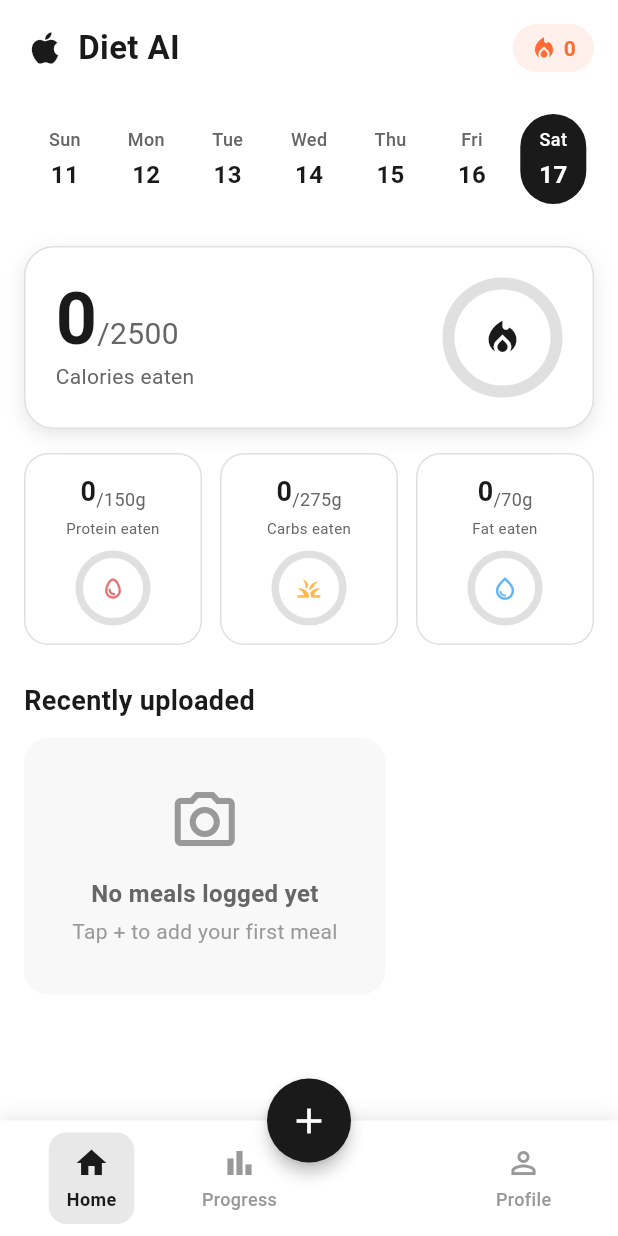
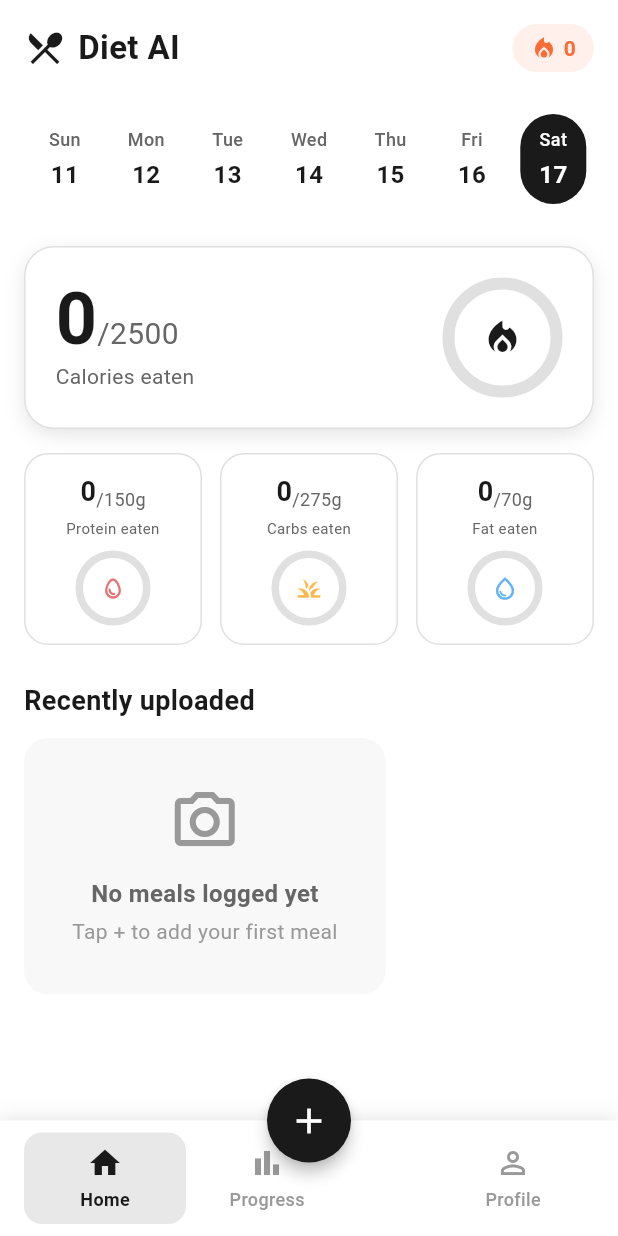
Before and after one commit to kernys/dieter, a Flutter app: the HomeScreen screen opened by its route, on a phone screen of 412 x 824 dp. Run offline on Flutter 3.47's test engine with Material 3 defaults, Android fonts, the phone set to English and light mode, and no system bars; our stand-ins replace cached_network_image, camera, fl_chart, flutter_riverpod, freezed_annotation, go_router and 3 more; accounts and stored records are empty; network calls fail.

Commit message:
Fix UI issues: bottom nav, dark mode, notifications, weight log
- Fix bottom navigation alignment by using Expanded widgets
- Change apple logo to restaurant_menu icon in home screen
- Implement notification settings dialog with meal/weight/weekly options
- Fix dark mode to properly apply to all UI elements across screens
- Fix weight log 400 error by detecting guest mode and showing proper message

🤖 Generated with [Claude Code](https://claude.com/claude-code)

Co-Authored-By: Claude Opus 4.5 <noreply@anthropic.com>

```diff
--- a/lib/features/home/presentation/screens/home_screen.dart
+++ b/lib/features/home/presentation/screens/home_screen.dart
@@ -61,17 +61,17 @@ class HomeScreen extends ConsumerWidget {
                     Row(
                       children: [
                         Icon(
-                          Icons.apple,
+                          Icons.restaurant_menu,
                           size: 28,
                           color: AppColors.primary,
                         ),
                         const SizedBox(width: 8),
                         Text(
                           l10n.appTitle,
-                          style: const TextStyle(
+                          style: TextStyle(
                             fontSize: 22,
                             fontWeight: FontWeight.bold,
-                            color: AppColors.textPrimary,
+                            color: context.textPrimaryColor,
                           ),
                         ),
                       ],
@@ -131,9 +131,9 @@ class HomeScreen extends ConsumerWidget {
                       Container(
                         padding: const EdgeInsets.all(20),
                         decoration: BoxDecoration(
-                          color: AppColors.card,
+                          color: context.cardColor,
                           borderRadius: BorderRadius.circular(20),
-                          border: Border.all(color: AppColors.border),
+                          border: Border.all(color: context.borderColor),
                           boxShadow: [
                             BoxShadow(
                               color: AppColors.shadow,
@@ -153,18 +153,18 @@ class HomeScreen extends ConsumerWidget {
                                     children: [
                                       Text(
                                         '${summary.totalCalories}',
-                                        style: const TextStyle(
+                                        style: TextStyle(
                                           fontSize: 48,
                                           fontWeight: FontWeight.bold,
-                                          color: AppColors.textPrimary,
+                                          color: context.textPrimaryColor,
                                           height: 1,
                                         ),
                                       ),
                                       Text(
                                         '/${userGoals.calorieGoal}',
-                                        style: const TextStyle(
+                                        style: TextStyle(
                                           fontSize: 20,
-                                          color: AppColors.textSecondary,
+                                          color: context.textSecondaryColor,
                                         ),
                                       ),
                                     ],
@@ -172,9 +172,9 @@ class HomeScreen extends ConsumerWidget {
                                   const SizedBox(height: 4),
                                   Text(
                                     l10n.caloriesEaten,
-                                    style: const TextStyle(
+                                    style: TextStyle(
                                       fontSize: 14,
-                                      color: AppColors.textSecondary,
+                                      color: context.textSecondaryColor,
                                     ),
                                   ),
                                 ],
@@ -235,10 +235,10 @@ class HomeScreen extends ConsumerWidget {
                       // Recently uploaded
                       Text(
                         l10n.recentlyUploaded,
-                        style: const TextStyle(
+                        style: TextStyle(
                           fontSize: 18,
                           fontWeight: FontWeight.w600,
-                          color: AppColors.textPrimary,
+                          color: context.textPrimaryColor,
                         ),
                       ),
                       const SizedBox(height: 12),
@@ -248,7 +248,7 @@ class HomeScreen extends ConsumerWidget {
                         Container(
                           padding: const EdgeInsets.all(32),
                           decoration: BoxDecoration(
-                            color: AppColors.surface,
+                            color: context.surfaceColor,
                             borderRadius: BorderRadius.circular(16),
                           ),
                           child: Column(
@@ -256,23 +256,23 @@ class HomeScreen extends ConsumerWidget {
                               Icon(
                                 Icons.camera_alt_outlined,
                                 size: 48,
-                                color: AppColors.textTertiary,
+                                color: context.textTertiaryColor,
                               ),
                               const SizedBox(height: 12),
                               Text(
                                 l10n.noMealsLoggedYet,
-                                style: const TextStyle(
+                                style: TextStyle(
                                   fontSize: 16,
                                   fontWeight: FontWeight.w600,
-                                  color: AppColors.textSecondary,
+                                  color: context.textSecondaryColor,
                                 ),
                               ),
                               const SizedBox(height: 4),
                               Text(
                                 l10n.tapToAddFirstMeal,
-                                style: const TextStyle(
+                                style: TextStyle(
                                   fontSize: 14,
-                                  color: AppColors.textTertiary,
+                                  color: context.textTertiaryColor,
                                 ),
                               ),
                             ],
--- a/lib/features/progress/presentation/providers/progress_provider.dart
+++ b/lib/features/progress/presentation/providers/progress_provider.dart
@@ -141,6 +141,11 @@ final addWeightLogProvider = FutureProvider.family<WeightLogModel?, AddWeightLog
     throw Exception('User not authenticated');
   }
 
+  // Check if user is in guest mode - cannot save to server
+  if (authState.isGuestMode) {
+    throw Exception('Please sign in to save weight logs');
+  }
+
   try {
     final log = await apiService.createWeightLog(
       userId: userId,
--- a/lib/services/api_service.dart
+++ b/lib/services/api_service.dart
@@ -227,7 +227,10 @@ class ApiService {
     if (response.statusCode == 201) {
       return WeightLogModel.fromJson(jsonDecode(response.body));
     } else {
-      throw ApiException(response.statusCode, 'Failed to create weight log');
+      final errorBody = jsonDecode(response.body);
+      final errorMessage = errorBody['error'] ?? 'Failed to create weight log';
+      final details = errorBody['details'];
+      throw ApiException(response.statusCode, details != null ? '$errorMessage: $details' : errorMessage);
     }
   }
 
--- a/lib/shared/widgets/main_scaffold.dart
+++ b/lib/shared/widgets/main_scaffold.dart
@@ -139,7 +139,7 @@ class _MainScaffoldState extends State<MainScaffold>
       floatingActionButtonLocation: FloatingActionButtonLocation.centerDocked,
       bottomNavigationBar: Container(
         decoration: BoxDecoration(
-          color: AppColors.background,
+          color: context.backgroundColor,
           boxShadow: [
             BoxShadow(
               color: AppColors.shadow,
@@ -152,29 +152,34 @@ class _MainScaffoldState extends State<MainScaffold>
           child: Padding(
             padding: const EdgeInsets.symmetric(horizontal: 16, vertical: 8),
             child: Row(
-              mainAxisAlignment: MainAxisAlignment.spaceAround,
               children: [
-                _NavItem(
+                Expanded(
+                  child: _NavItem(
                     icon: Icons.home_outlined,
                     activeIcon: Icons.home,
                     label: l10n.home,
                     isSelected: selectedIndex == 0,
                     onTap: () => _onItemTapped(context, 0),
                   ),
-                _NavItem(
+                ),
+                Expanded(
+                  child: _NavItem(
                     icon: Icons.bar_chart_outlined,
                     activeIcon: Icons.bar_chart,
                     label: l10n.progress,
                     isSelected: selectedIndex == 1,
                     onTap: () => _onItemTapped(context, 1),
                   ),
+                ),
                 const SizedBox(width: 56), // Space for FAB
-                _NavItem(
+                Expanded(
+                  child: _NavItem(
                     icon: Icons.person_outline,
                     activeIcon: Icons.person,
                     label: l10n.profile,
                     isSelected: selectedIndex == 2,
                     onTap: () => _onItemTapped(context, 2),
+                  ),
                 ),
               ],
             ),
```
Also changed, not shown: lib/features/auth/presentation/providers/auth_provider.dart (+7 -0 lines), lib/features/profile/presentation/providers/settings_provider.dart (+36 -0 lines), lib/features/profile/presentation/screens/profile_screen.dart (+99 -34 lines), lib/features/progress/presentation/screens/progress_screen.dart (+33 -32 lines), lib/l10n/app_en.arb (+8 -1 lines), lib/l10n/app_ko.arb (+8 -1 lines), lib/l10n/generated/app_localizations.dart, lib/l10n/generated/app_localizations_en.dart, lib/l10n/generated/app_localizations_ko.dart. Lines whose indentation alone changed are shown as unchanged.
